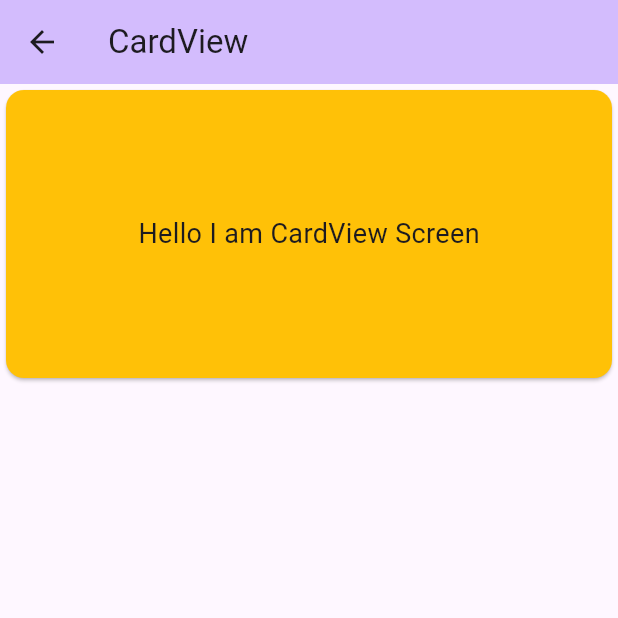
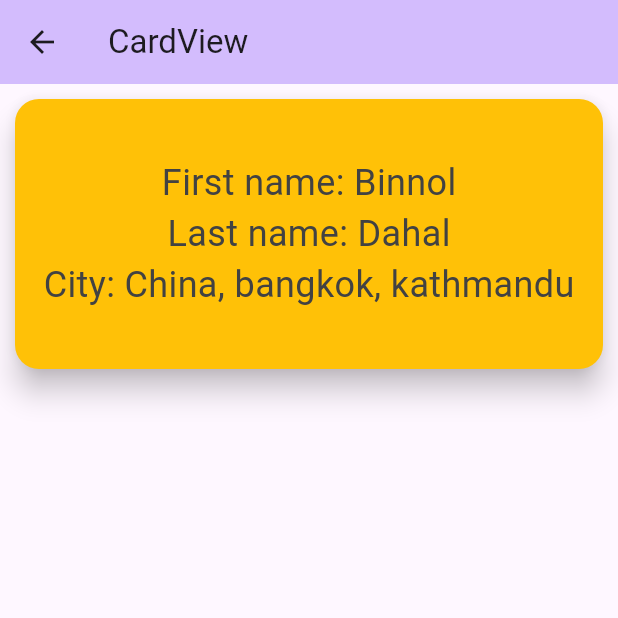
Before and after one commit to exh3ll/Flutter-For-College, a Flutter app: the CardViewScreen screen opened directly, on a phone screen of 412 x 824 dp, the top half of it. Run offline on Flutter 3.47's test engine with Material 3 defaults, Android fonts, the phone set to English and light mode, and no system bars.

Commit message:
add card

```diff
--- a/lib/screens/cardview_screen.dart
+++ b/lib/screens/cardview_screen.dart
@@ -15,13 +15,29 @@ class CardViewScreen extends StatelessWidget {
         width: double.infinity,
         child: Card(
           color: Colors.amber,
-          child: Center(
-            child: Text(
-              "Hello I am CardView Screen",
-              style: TextStyle(fontSize: 18),
-            ),
+          margin: const EdgeInsets.all(10),
+          shape: RoundedRectangleBorder(
+            borderRadius: BorderRadius.circular(16),
           ),
-        ),
+          elevation: 8,
+          child: Column(
+            mainAxisAlignment: MainAxisAlignment.center,
+            children: [
+              Text(
+                "First name: Binnol",
+                style: TextStyle(fontSize: 24, color: Colors.grey.shade800),
+              ), // Text
+              Text(
+                "Last name: Dahal",
+                style: TextStyle(fontSize: 24, color: Colors.grey.shade800),
+              ), // Text
+              Text(
+                "City: China, bangkok, kathmandu",
+                style: TextStyle(fontSize: 24, color: Colors.grey.shade800),
+              ), // Text
+            ],
+          ), // Column
+        ), // Card
       ),
     );
   }
```
